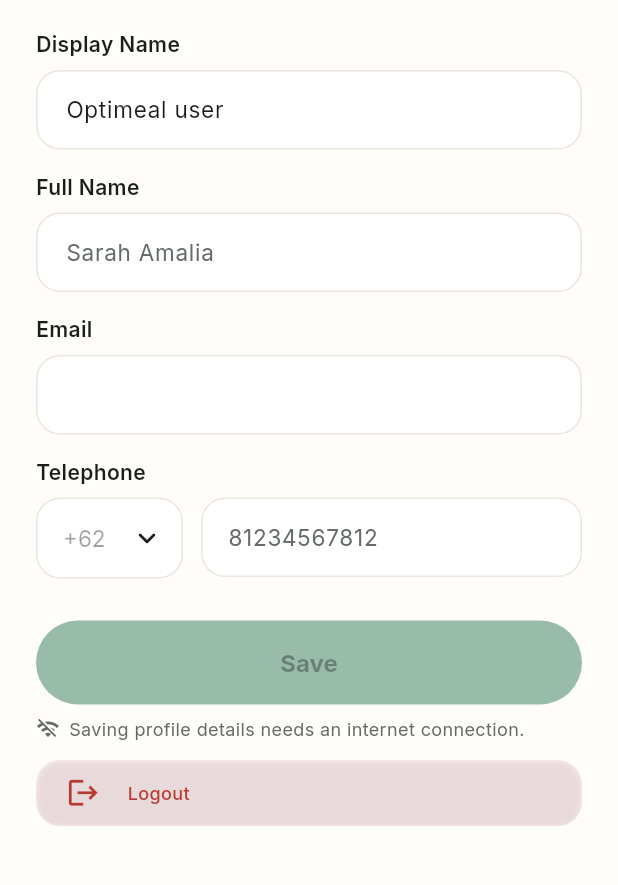
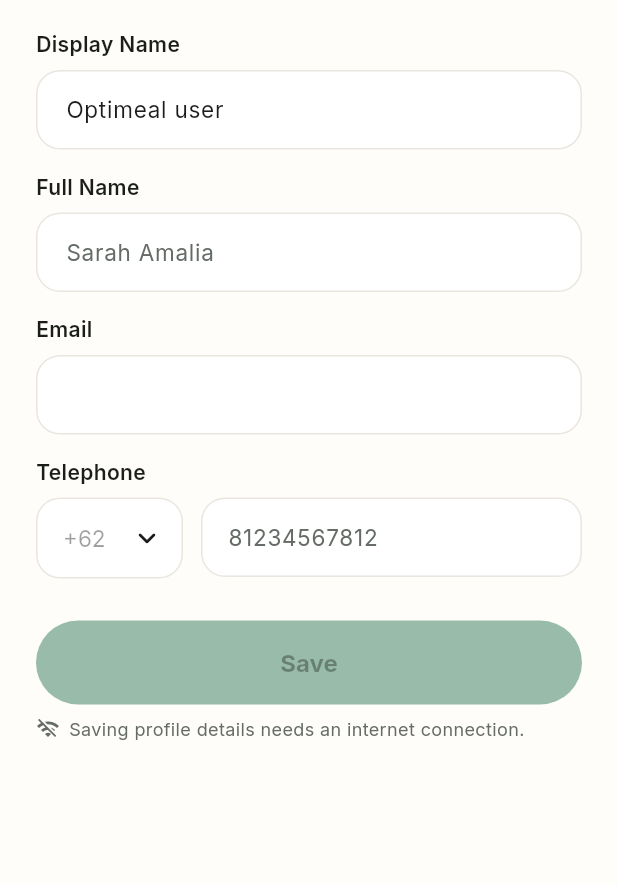
Before and after one commit to NahlulJamil/Optimeal, a Flutter app: the ProfileDetailsScreen screen opened directly, on a phone screen of 412 x 824 dp, the part 332-1217 px from its top. Run offline on Flutter 3.47's test engine with Material 3 defaults, Android fonts, the phone set to English and light mode, and no system bars; our stand-ins replace camera, cloud_firestore, connectivity_plus, firebase_auth, firebase_core, flutter_image_compress and 6 more; missing offline and left inert: mobile_scanner; accounts and stored records are empty.

Commit message:
fix: detail profile and profile, add: readme

```diff
--- a/lib/core/theme/app_colors.dart
+++ b/lib/core/theme/app_colors.dart
@@ -25,9 +25,9 @@ abstract final class AppColors {
   /// Recipe ingredient chip on Home (Figma `#F4F7F4`).
   static const Color tag = Color(0xFFF4F7F4);
 
-  /// Profile menu row and logout row (Figma "profile", `#F1F9F1` / `#FFF0F0`).
+  /// Profile menu row and logout row (Figma "profile", `#F1F9F1` / `#FFF0ED`).
   static const Color menuRow = Color(0xFFF1F9F1);
-  static const Color logoutRow = Color(0xFFFFF0F0);
+  static const Color logoutRow = dangerSoft;
 
   static const Color navInactive = Color(0xFF8E8E8E);
   static const Color scannerOverlay = Color(0xB3262624);
--- a/lib/features/profile/presentation/profile_details_screen.dart
+++ b/lib/features/profile/presentation/profile_details_screen.dart
@@ -10,7 +10,6 @@ import '../../../core/theme/app_text_styles.dart';
 import '../../../core/widgets/app_widgets.dart';
 import '../../auth/domain/auth_validation.dart';
 import '../../auth/presentation/widgets/auth_scaffold.dart';
-import '../application/logout.dart';
 import '../application/profile_providers.dart';
 import 'widgets/profile_widgets.dart';
 
@@ -41,7 +40,6 @@ class _ProfileDetailsScreenState extends ConsumerState<ProfileDetailsScreen> {
   late String _countryCode;
 
   bool _saving = false;
-  bool _loggingOut = false;
   bool _dirty = false;
   String? _error;
 
@@ -116,16 +114,6 @@ class _ProfileDetailsScreenState extends ConsumerState<ProfileDetailsScreen> {
     }
   }
 
-  Future<void> _logout() async {
-    if (_loggingOut || _saving) return;
-    setState(() => _loggingOut = true);
-    try {
-      await ref.read(logoutProvider)();
-    } finally {
-      if (mounted) setState(() => _loggingOut = false);
-    }
-  }
-
   @override
   Widget build(BuildContext context) {
     ref.listen<AsyncValue<ProfileUser?>>(profileControllerProvider, (_, next) {
@@ -135,7 +123,7 @@ class _ProfileDetailsScreenState extends ConsumerState<ProfileDetailsScreen> {
     });
     final user = ref.watch(profileUserProvider);
     final canWrite = !ref.watch(writeBlockedProvider);
-    final busy = _saving || _loggingOut;
+    final busy = _saving;
 
     return Scaffold(
       backgroundColor: AppColors.background,
@@ -268,14 +256,12 @@ class _ProfileDetailsScreenState extends ConsumerState<ProfileDetailsScreen> {
                       AuthSubmitButton(
                         label: 'Save',
                         busy: _saving,
-                        onPressed: canWrite && !_loggingOut ? _save : null,
+                        onPressed: canWrite ? _save : null,
                       ),
                       if (!canWrite)
                         const OfflineHint(
                           'Saving profile details needs an internet connection.',
                         ),
-                      const SizedBox(height: 12),
-                      LogoutRowButton(onTap: busy ? null : _logout),
                     ],
                   ),
                 ),
--- a/lib/features/profile/presentation/widgets/profile_widgets.dart
+++ b/lib/features/profile/presentation/widgets/profile_widgets.dart
@@ -65,7 +65,9 @@ class _Initials extends StatelessWidget {
   }
 }
 
-/// Red-tinted Logout action button reused on Profile Hub and Profile Details.
+/// Logout action button on Profile Hub, styled with the same soft-danger
+/// palette (`AppColors.dangerSoft` + `AppColors.danger`) as `ExpiringBanner`
+/// on Home.
 class LogoutRowButton extends StatelessWidget {
   const LogoutRowButton({super.key, required this.onTap});
 
@@ -73,8 +75,14 @@ class LogoutRowButton extends StatelessWidget {
 
   @override
   Widget build(BuildContext context) {
-    return Material(
-      color: AppColors.logoutRow,
+    return Container(
+      decoration: BoxDecoration(
+        color: AppColors.dangerSoft,
+        borderRadius: BorderRadius.circular(16),
+        boxShadow: menuRowShadow,
+      ),
+      child: Material(
+        color: Colors.transparent,
         borderRadius: BorderRadius.circular(16),
         clipBehavior: Clip.antiAlias,
         child: InkWell(
@@ -82,10 +90,6 @@ class LogoutRowButton extends StatelessWidget {
           child: Container(
             constraints: const BoxConstraints(minHeight: 44),
             padding: const EdgeInsets.symmetric(horizontal: 20, vertical: 10),
-          decoration: BoxDecoration(
-            borderRadius: BorderRadius.circular(16),
-            boxShadow: menuRowShadow,
-          ),
             child: const Row(
               children: [
                 Icon(Icons.logout, size: 23, color: AppColors.danger),
@@ -104,6 +108,7 @@ class LogoutRowButton extends StatelessWidget {
             ),
           ),
         ),
+      ),
     );
   }
 }
```
Also changed, not shown: 3 other files. Lines whose indentation alone changed are shown as unchanged.
